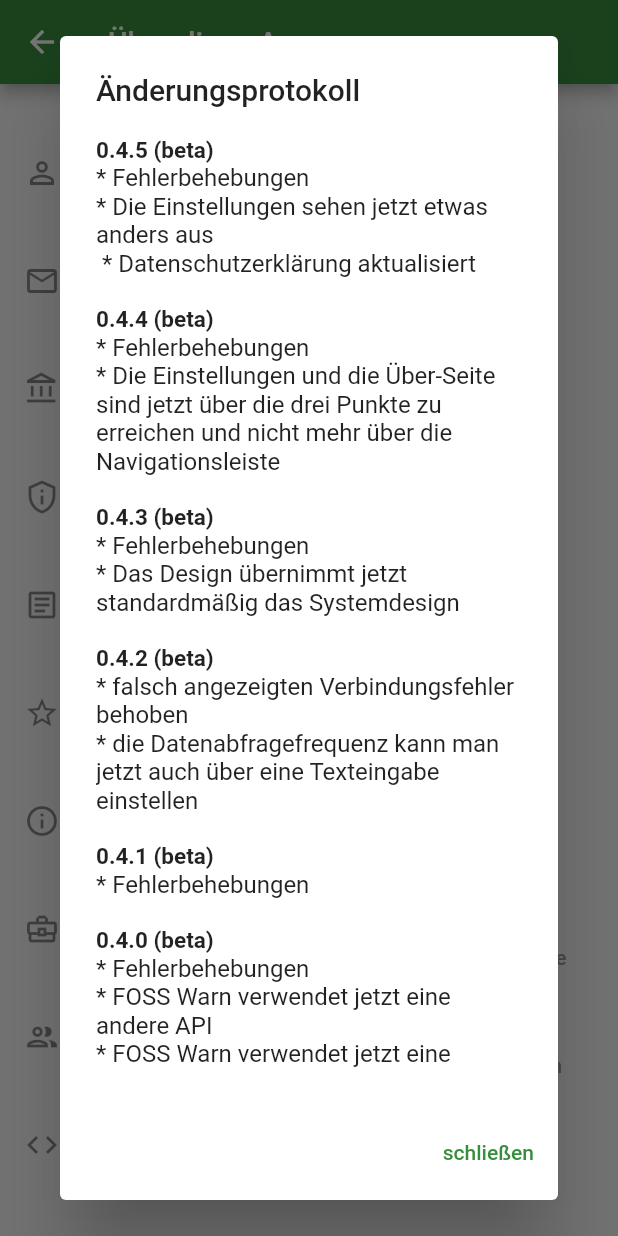
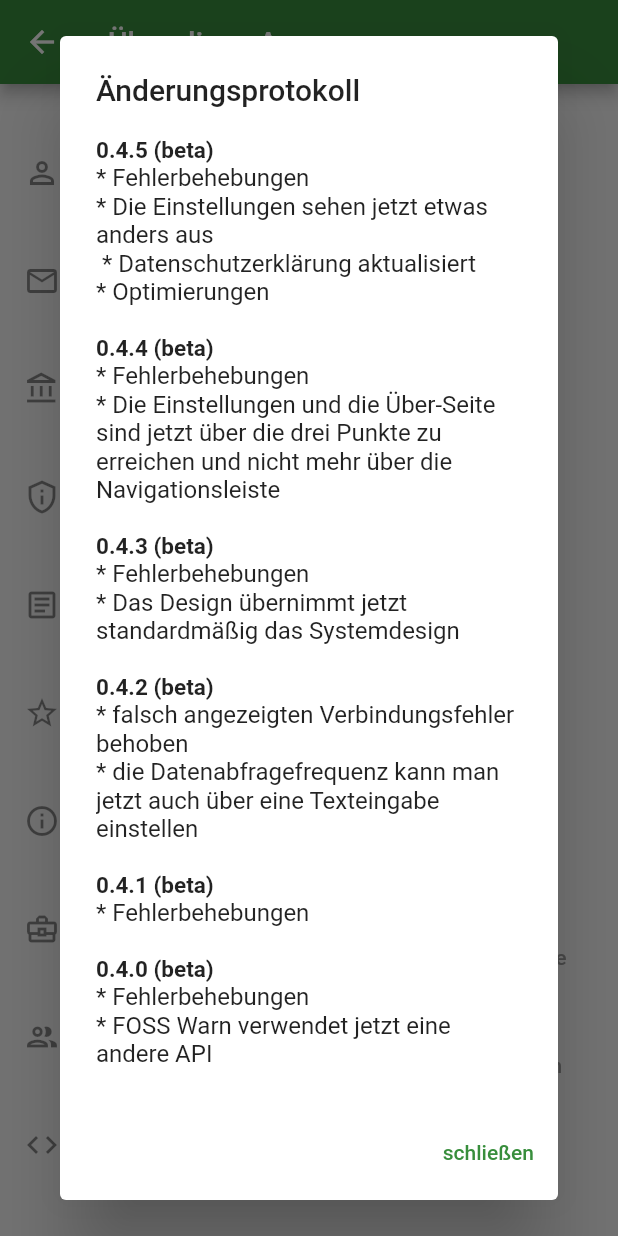
Before and after one commit to nucleus-ffm/foss_warn, a Flutter app: the AboutView screen opened directly, scrolled down 374 dp, after a tap on "Version", on a phone screen of 412 x 824 dp. Run offline on Flutter 3.47's test engine with Material 2 defaults, Android fonts, the phone set to English and light mode, and no system bars; our stand-ins replace flutter_local_notifications, rxdart, share_plus, shared_preferences; missing offline and left inert: android_alarm_manager_plus, app_settings, shared_preferences_android; accounts and stored records are empty.

Commit message:
add changes

```diff
--- a/lib/widgets/dialogs/ChangeLogDialog.dart
+++ b/lib/widgets/dialogs/ChangeLogDialog.dart
@@ -20,6 +20,7 @@ class ChangeLogDialog extends StatelessWidget {
               Text("* Fehlerbehebungen \n"
                   "* Die Einstellungen sehen jetzt etwas anders aus \n "
                   "* Datenschutzerklärung aktualisiert \n"
+                  "* Optimierungen \n"
               ),
               Text(
                 "0.4.4 (beta)",
```
